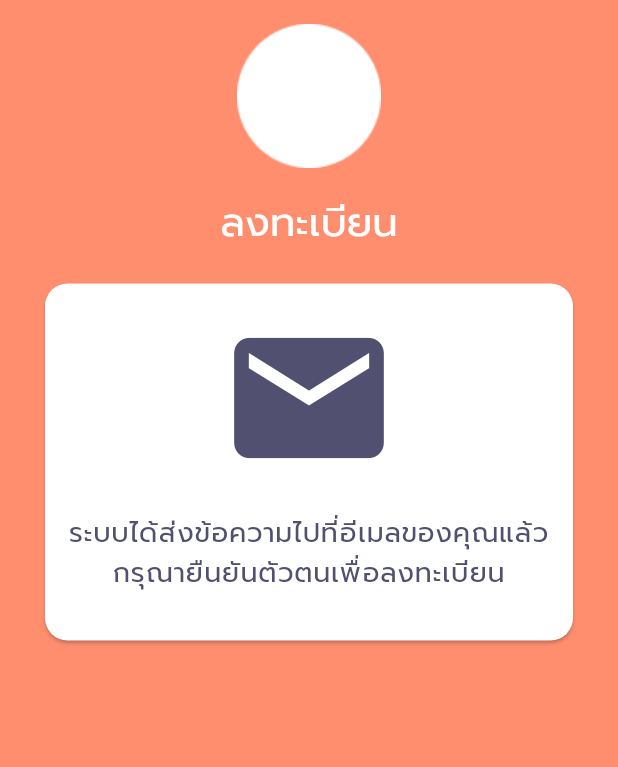
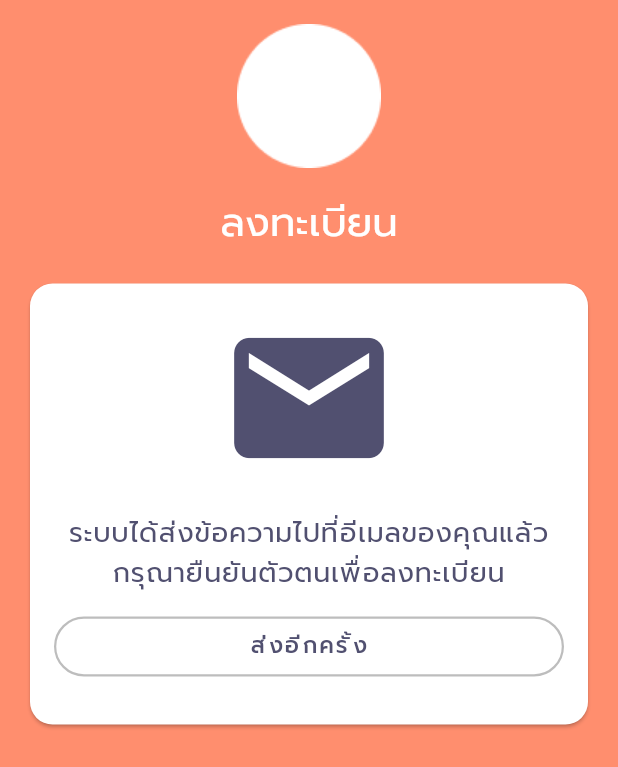
Before and after one commit to kumaru09/foodandbody, a Flutter app: the VerifyEmail screen opened directly, on a phone screen of 412 x 824 dp. Shown: the top 767 px of the screen. Run offline on Flutter 3.47's test engine with Material 2 defaults, Android fonts, the phone set to English and light mode, and no system bars; drawn by our look-alikes of argon_buttons_flutter; our stand-ins replace bloc, bloc_concurrency, camera, cloud_firestore, dio, equatable and 14 more; missing offline and left inert: flow_builder, flutter_facebook_auth, google_place, pedantic; accounts and stored records are empty.

Commit message:
Add timer button

```diff
--- a/lib/screens/register/verify_email.dart
+++ b/lib/screens/register/verify_email.dart
@@ -1,7 +1,10 @@
 import 'package:flutter/material.dart';
+import 'package:argon_buttons_flutter/argon_buttons_flutter.dart';
 
 class VerifyEmail extends StatelessWidget {
   const VerifyEmail({Key? key}) : super(key: key);
+
+  // static Page page() => const MaterialPage<void>(child: VerifyEmail());
 
   @override
   Widget build(BuildContext context) {
@@ -50,6 +53,49 @@ class VerifyEmail extends StatelessWidget {
                                         .secondary)),
                           ),
                           SizedBox(height: 16.0),
+                          Center(
+                            child: ArgonTimerButton(
+                              height: 40,
+                              width: MediaQuery.of(context).size.width,
+                              minWidth: 183,
+                              highlightColor: Colors.transparent,
+                              highlightElevation: 0,
+                              roundLoadingShape: false,
+                              onTap: (startTimer, btnState) {
+                                if (btnState == ButtonState.Idle) {
+                                  print('do something');
+                                  startTimer(10);
+                                }
+
+                              },
+                              child: Text("ส่งอีกครั้ง",
+                                  style: Theme.of(context)
+                                      .textTheme
+                                      .button!
+                                      .merge(TextStyle(
+                                          color: Theme.of(context)
+                                              .colorScheme
+                                              .secondary))),
+                              loader: (timeLeft) {
+                                return Text(
+                                  "รอสักครู่ | $timeLeft",
+                                  style: Theme.of(context)
+                                      .textTheme
+                                      .button!
+                                      .merge(TextStyle(
+                                          color: Theme.of(context)
+                                              .colorScheme
+                                              .secondary)),
+                                );
+                              },
+                              borderRadius: 50.0,
+                              color: Colors.transparent,
+                              elevation: 0,
+                              borderSide:
+                                  BorderSide(color: Colors.black26, width: 1.5),
+                            ),
+                          ),
+                          SizedBox(height: 16.0),
                         ],
                       ),
                     ),
--- a/pubspec.yaml
+++ b/pubspec.yaml
@@ -54,6 +54,7 @@ dependencies:
   firebase_dynamic_links: ^4.0.4
   firebase_storage: ^10.2.6
   path: ^1.8.0
+  argon_buttons_flutter: ^1.1.0
 
 
 dev_dependencies:
```
